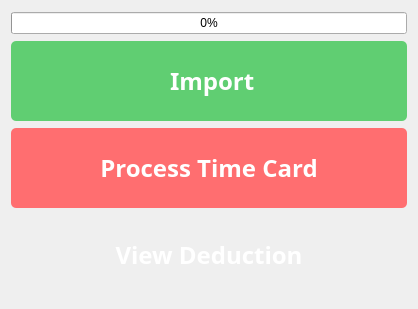
First picture: the form in MainFrame/Resources/UI/dialogImporter.ui, repository Maze711/systemPayroll, before the edit.
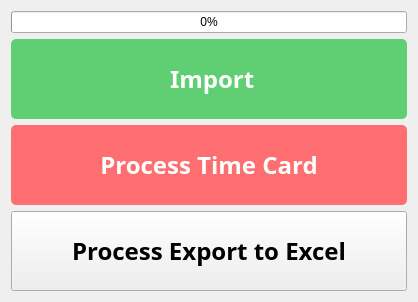
Second picture: the form after the edit. Icons and pictures are not drawn.

What changed in the file:
```diff
--- a/MainFrame/Resources/UI/dialogImporter.ui
+++ b/MainFrame/Resources/UI/dialogImporter.ui
@@ -7,7 +7,7 @@
     <x>0</x>
     <y>0</y>
     <width>418</width>
-    <height>309</height>
+    <height>299</height>
    </rect>
   </property>
   <property name="windowTitle">
@@ -133,7 +133,7 @@
     </widget>
    </item>
    <item row="3" column="0">
-    <widget class="QPushButton" name="btnViewDeduction">
+    <widget class="QPushButton" name="btnExportToExcel">
      <property name="minimumSize">
       <size>
        <width>50</width>
@@ -155,7 +155,7 @@
       <string notr="true"/>
      </property>
      <property name="text">
-      <string>View Deduction</string>
+      <string>Process Export to Excel</string>
      </property>
      <property name="icon">
       <iconset>
```
